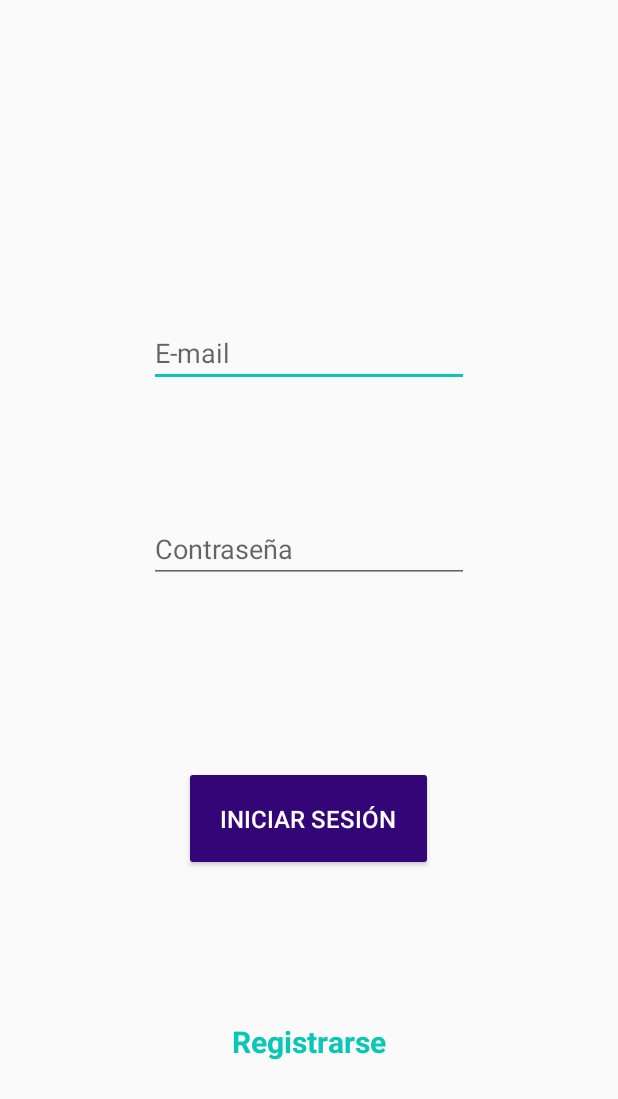
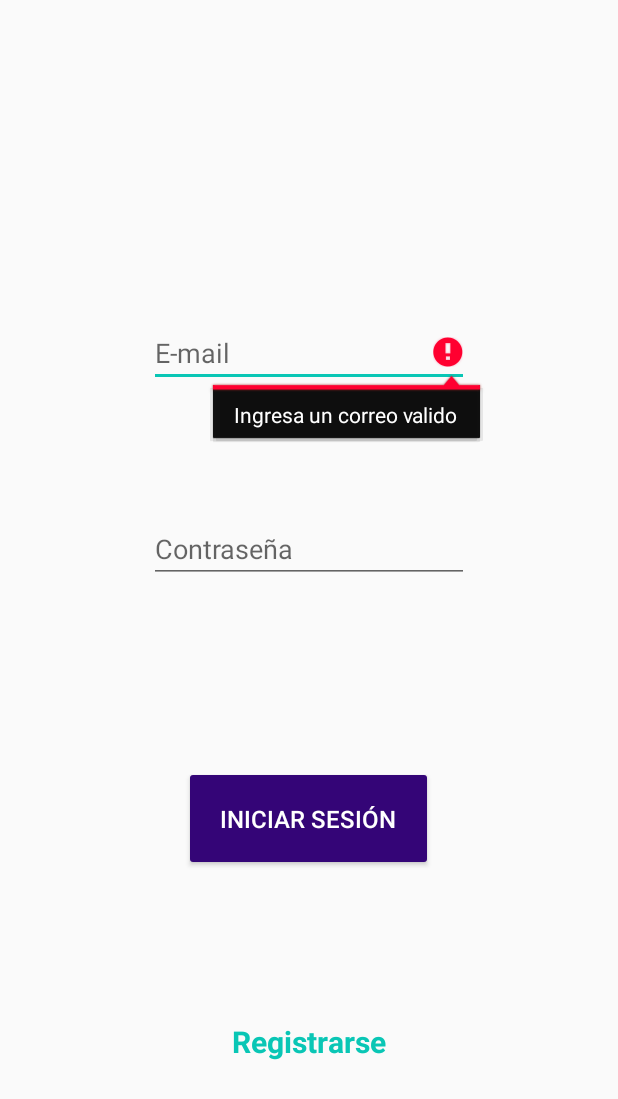
Before and after one commit to YoaliSB/HealthChain, an Android app: the screen it shows after launch (LoginActivity), after a tap on "INICIAR SESIÓN", on a phone screen of 412 x 824 dp. Shown: the top 1099 px of the screen. Run offline under Robolectric (Android 15) with nearby library versions, the light colour scheme and no system bars; our stand-ins replace Volley.

Commit message:
Login validations

```diff
--- a/app/src/main/java/com/itesm/healthchain/LoginActivity.java
+++ b/app/src/main/java/com/itesm/healthchain/LoginActivity.java
@@ -3,6 +3,7 @@ package com.itesm.healthchain;
 import android.content.Intent;
 import androidx.appcompat.app.AppCompatActivity;
 import android.os.Bundle;
+import android.text.TextUtils;
 import android.util.Log;
 import android.view.View;
 import android.widget.Button;
@@ -37,6 +38,8 @@ public class LoginActivity extends AppCompatActivity {
         editemail = findViewById(R.id.etemail);
         editpass = findViewById(R.id.etpass);
         btnLogin = findViewById(R.id.btnlogin);
+        final String emailPattern = "[a-zA-Z0-9._-]+@[a-z]+\\.+[a-z]+";
+
         btnLogin.setOnClickListener(new View.OnClickListener() {
             @Override
             public void onClick(View v) {
@@ -44,6 +47,16 @@ public class LoginActivity extends AppCompatActivity {
                 final String pass = editpass.getText().toString().trim();
 
                 JSONObject jsonBody = new JSONObject();
+                if(TextUtils.isEmpty(email) || !email.matches(emailPattern))
+                {
+                    editemail.setError("Ingresa un correo valido");
+                    return;
+                }
+                if(TextUtils.isEmpty(pass) || pass.length() < 6)
+                {
+                    editpass.setError("Contraseña incorrecta");
+                    return;
+                }
 
                 try {
                     jsonBody.put("email", email);
--- a/app/src/main/java/com/itesm/healthchain/RegisterActivity.java
+++ b/app/src/main/java/com/itesm/healthchain/RegisterActivity.java
@@ -58,7 +58,7 @@ public class RegisterActivity extends AppCompatActivity {
                     etname.setError("Tu nombre debe ser de al menos 3 caracteres");
                     return;
                 }
-                if(TextUtils.isEmpty(email) || email.length() < 3 || !email.matches(emailPattern))
+                if(TextUtils.isEmpty(email) || !email.matches(emailPattern))
                 {
                     etemail.setError("Ingresa un correo valido");
                     return;
```
